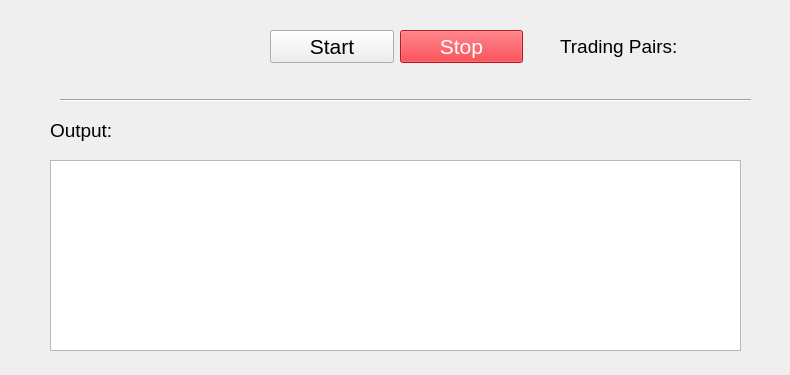
Qt form pyTrade_GUI.ui (martynj2001/pieTrade) before a commit.
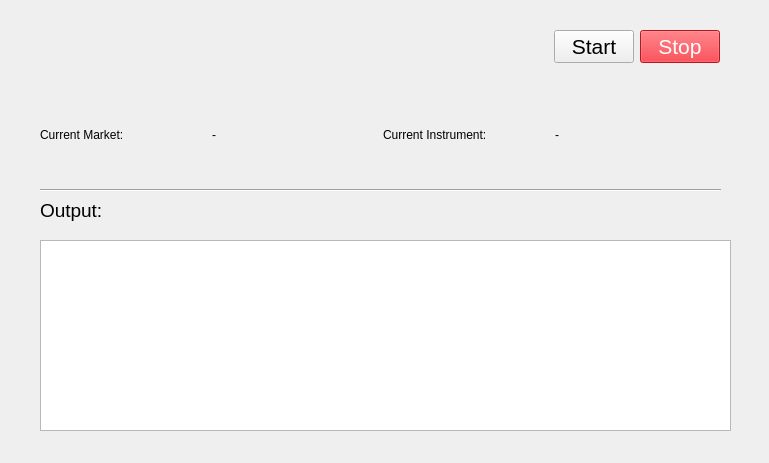
The same form after that commit. Icons and pictures are not drawn.

Commit message: Added Market sessions

Patch:
```diff
--- a/pyTrade_GUI.ui
+++ b/pyTrade_GUI.ui
@@ -6,8 +6,8 @@
    <rect>
     <x>0</x>
     <y>0</y>
-    <width>790</width>
-    <height>375</height>
+    <width>769</width>
+    <height>463</height>
    </rect>
   </property>
   <property name="windowTitle">
@@ -17,47 +17,11 @@
    <iconset>
     <normaloff>images/windows/Square44x44Logo.altform-unplated_targetsize-24.png</normaloff>images/windows/Square44x44Logo.altform-unplated_targetsize-24.png</iconset>
   </property>
-  <widget class="QLabel" name="lb_Pairs">
-   <property name="geometry">
-    <rect>
-     <x>560</x>
-     <y>30</y>
-     <width>131</width>
-     <height>32</height>
-    </rect>
-   </property>
-   <property name="font">
-    <font>
-     <pointsize>14</pointsize>
-    </font>
-   </property>
-   <property name="text">
-    <string>Trading Pairs:</string>
-   </property>
-  </widget>
-  <widget class="QLabel" name="lb_currentPairs">
-   <property name="geometry">
-    <rect>
-     <x>480</x>
-     <y>40</y>
-     <width>261</width>
-     <height>21</height>
-    </rect>
-   </property>
-   <property name="font">
-    <font>
-     <pointsize>14</pointsize>
-    </font>
-   </property>
-   <property name="text">
-    <string/>
-   </property>
-  </widget>
   <widget class="QLabel" name="lb_Output">
    <property name="geometry">
     <rect>
-     <x>50</x>
-     <y>110</y>
+     <x>40</x>
+     <y>190</y>
      <width>171</width>
      <height>41</height>
     </rect>
@@ -71,38 +35,43 @@
     <string>Output:</string>
    </property>
   </widget>
-  <widget class="Line" name="line">
-   <property name="geometry">
-    <rect>
-     <x>60</x>
-     <y>90</y>
-     <width>691</width>
-     <height>21</height>
-    </rect>
-   </property>
-   <property name="orientation">
-    <enum>Qt::Orientation::Horizontal</enum>
-   </property>
-  </widget>
   <widget class="QPlainTextEdit" name="pte_logOutput">
    <property name="geometry">
     <rect>
-     <x>50</x>
-     <y>160</y>
+     <x>40</x>
+     <y>240</y>
      <width>691</width>
      <height>191</height>
     </rect>
    </property>
   </widget>
+  <widget class="Line" name="line_2">
+   <property name="geometry">
+    <rect>
+     <x>40</x>
+     <y>180</y>
+     <width>681</width>
+     <height>21</height>
+    </rect>
+   </property>
+   <property name="orientation">
+    <enum>Qt::Orientation::Horizontal</enum>
+   </property>
+  </widget>
+  <widget class="QWidget" name="">
+   <property name="geometry">
+    <rect>
+     <x>40</x>
+     <y>30</y>
+     <width>680</width>
+     <height>151</height>
+    </rect>
+   </property>
+   <layout class="QVBoxLayout" name="verticalLayout">
+    <item>
+     <layout class="QHBoxLayout" name="horizontalLayout_2">
+      <item>
   <widget class="QLabel" name="lb_logo">
-   <property name="geometry">
-    <rect>
-     <x>60</x>
-     <y>30</y>
-     <width>161</width>
-     <height>41</height>
-    </rect>
-   </property>
    <property name="text">
     <string/>
    </property>
@@ -113,15 +82,21 @@
     <bool>true</bool>
    </property>
   </widget>
-  <widget class="QWidget" name="">
-   <property name="geometry">
-    <rect>
-     <x>270</x>
-     <y>30</y>
-     <width>253</width>
-     <height>34</height>
-    </rect>
-   </property>
+      </item>
+      <item>
+       <spacer name="horizontalSpacer">
+        <property name="orientation">
+         <enum>Qt::Orientation::Horizontal</enum>
+        </property>
+        <property name="sizeHint" stdset="0">
+         <size>
+          <width>258</width>
+          <height>20</height>
+         </size>
+        </property>
+       </spacer>
+      </item>
+      <item>
    <layout class="QHBoxLayout" name="horizontalLayout">
     <item>
      <widget class="QPushButton" name="pb_Start">
@@ -157,6 +132,55 @@
        <string>Stop</string>
       </property>
      </widget>
+        </item>
+       </layout>
+      </item>
+     </layout>
+    </item>
+    <item>
+     <spacer name="horizontalSpacer_2">
+      <property name="orientation">
+       <enum>Qt::Orientation::Horizontal</enum>
+      </property>
+      <property name="sizeHint" stdset="0">
+       <size>
+        <width>678</width>
+        <height>20</height>
+       </size>
+      </property>
+     </spacer>
+    </item>
+    <item>
+     <layout class="QHBoxLayout" name="horizontalLayout_4">
+      <item>
+       <widget class="QLabel" name="lb_Title_1">
+        <property name="text">
+         <string>Current Market:</string>
+        </property>
+       </widget>
+      </item>
+      <item>
+       <widget class="QLabel" name="lb_market">
+        <property name="text">
+         <string>-</string>
+        </property>
+       </widget>
+      </item>
+      <item>
+       <widget class="QLabel" name="lb_title_2">
+        <property name="text">
+         <string>Current Instrument: </string>
+        </property>
+       </widget>
+      </item>
+      <item>
+       <widget class="QLabel" name="lb_instr">
+        <property name="text">
+         <string>-</string>
+        </property>
+       </widget>
+      </item>
+     </layout>
     </item>
    </layout>
   </widget>
```
Lines whose indentation alone changed are shown as unchanged. The commit also changes 6 other files.
